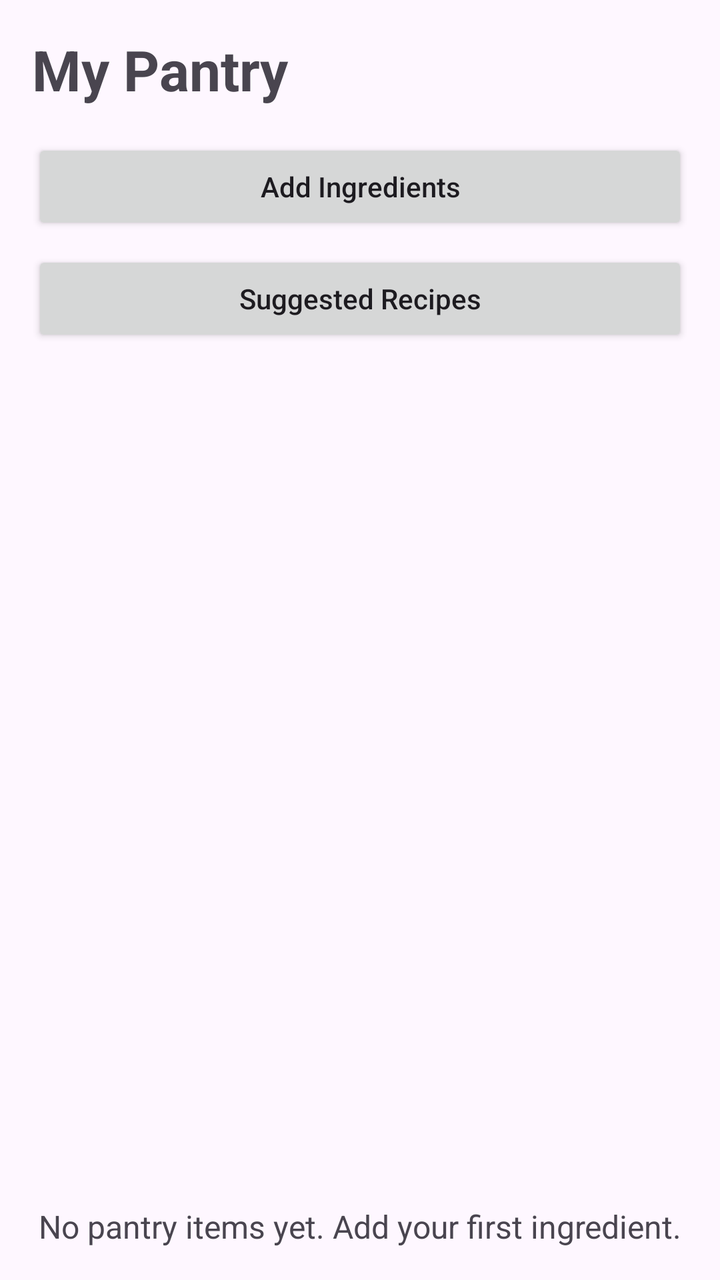
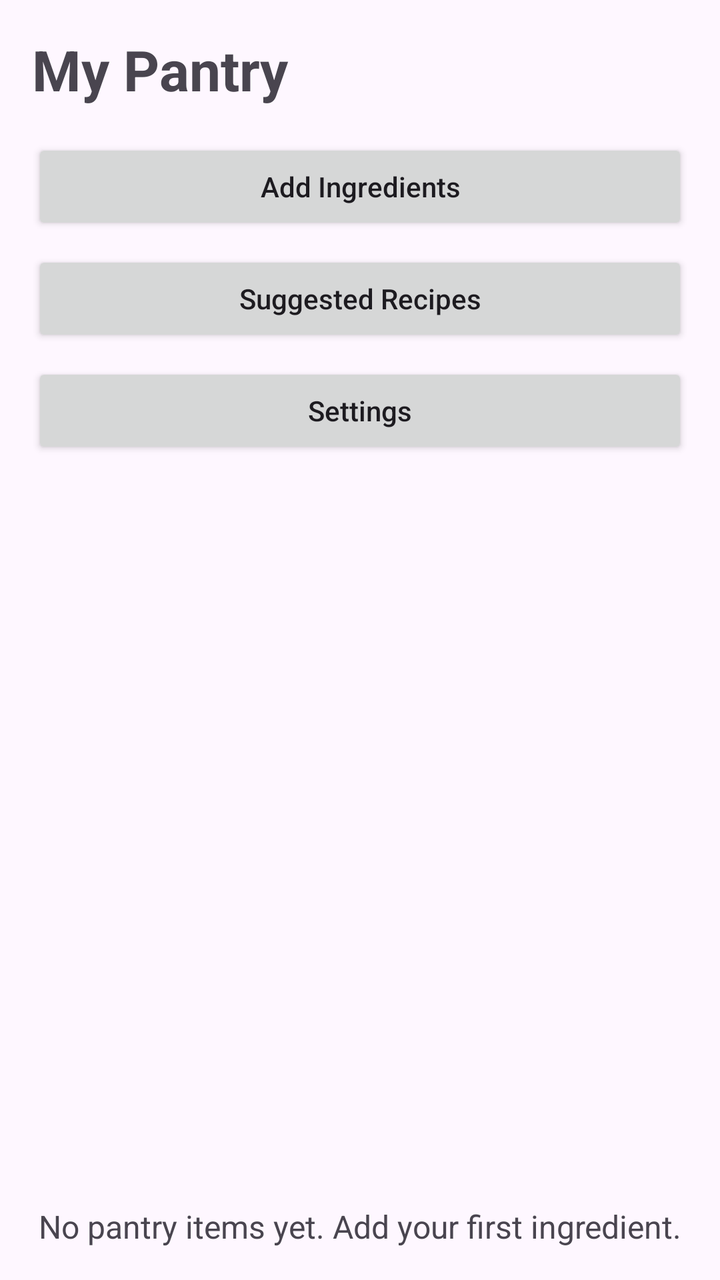

Screens rendered from an Android XML layout before and after an edit, with the pre-edit source and the edit as a unified diff.
<!-- AndroidManifest.xml: application theme Theme.SmartPantryManager -->
<!-- res/layout/activity_main.xml -->
<?xml version="1.0" encoding="utf-8"?>
<LinearLayout xmlns:android="http://schemas.android.com/apk/res/android"
    xmlns:tools="http://schemas.android.com/tools"
    android:layout_width="match_parent"
    android:id="@+id/main"
    android:layout_height="match_parent"
    android:orientation="vertical"
    android:padding="16dp">

    <TextView
        android:layout_width="match_parent"
        android:layout_height="wrap_content"
        android:text="@string/my_pantry"
        android:textSize="28sp"
        android:textStyle="bold"
        android:paddingBottom="16dp" />

    <Button
        android:id="@+id/buttonAddIngredient"
        android:layout_width="match_parent"
        android:layout_height="wrap_content"
        android:text="@string/add_ingredient"
        android:textAllCaps="false" />

    <Button
        android:id="@+id/buttonSuggestedRecipes"
        android:layout_width="match_parent"
        android:layout_height="wrap_content"
        android:layout_marginTop="8dp"
        android:text="@string/suggested_recipes_button"
        android:textAllCaps="false" />

    <androidx.recyclerview.widget.RecyclerView
        android:id="@+id/pantryRecyclerView"
        android:layout_width="match_parent"
        android:layout_height="0dp"
        android:layout_marginTop="16dp"
        android:layout_weight="1"
        tools:visibility="gone" />

    <TextView
        android:id="@+id/textEmptyPantry"
        android:layout_width="match_parent"
        android:layout_height="wrap_content"
        android:layout_marginTop="24dp"
        android:gravity="center"
        android:text="@string/empty_pantry_message"
        android:textSize="16sp" />

</LinearLayout>
<!-- resources referenced by this layout -->
<resources>
  <string name="add_ingredient">Add Ingredients</string>
  <string name="empty_pantry_message">No pantry items yet. Add your first ingredient.</string>
  <string name="my_pantry">My Pantry</string>
  <string name="suggested_recipes_button">Suggested Recipes</string>
  <style name="Theme.SmartPantryManager" parent="Base.Theme.SmartPantryManager" />
  <style name="Base.Theme.SmartPantryManager" parent="Theme.Material3.DayNight.NoActionBar">
          
          
      </style>
</resources>

<!-- the commit's change to res/layout/activity_main.xml (unified diff, before → after) -->
@@ -30,6 +30,14 @@
         android:text="@string/suggested_recipes_button"
         android:textAllCaps="false" />
 
+    <Button
+        android:id="@+id/buttonSettings"
+        android:layout_width="match_parent"
+        android:layout_height="wrap_content"
+        android:layout_marginTop="8dp"
+        android:text="@string/settings_button"
+        android:textAllCaps="false" />
+
     <androidx.recyclerview.widget.RecyclerView
         android:id="@+id/pantryRecyclerView"
         android:layout_width="match_parent"
<!-- resource entries referenced after the edit -->
@@ -3,6 +3,7 @@
   <string name="add_ingredient">Add Ingredients</string>
   <string name="empty_pantry_message">No pantry items yet. Add your first ingredient.</string>
   <string name="my_pantry">My Pantry</string>
+  <string name="settings_button">Settings</string>
   <string name="suggested_recipes_button">Suggested Recipes</string>
   <style name="Theme.SmartPantryManager" parent="Base.Theme.SmartPantryManager" />
   <style name="Base.Theme.SmartPantryManager" parent="Theme.Material3.DayNight.NoActionBar">
